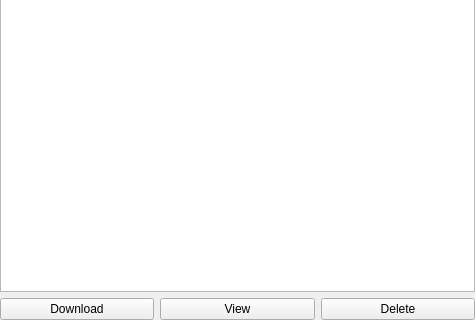
This is src/brickv/plugin_system/plugins/red/ui/program_info_logs.ui in Tinkerforge/brickv as Qt 5 draws it before an edit; both pictures show x 0 to 475 and y 169 to 489 of the 475 by 489 pixel window. The edited form follows.
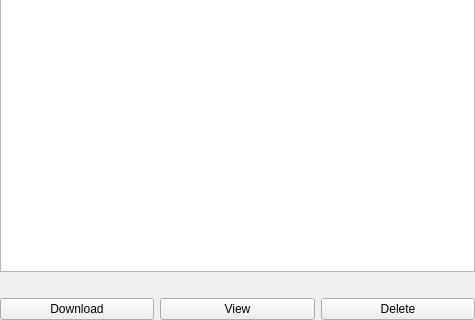
This is the edited form.

Commit message:
red-brick/pi: Improve error reporting of logs and files listing scripts
Also report the list of logs in a more compact format and stop storing
the filename in the third treeview column.

Diff of the .ui file:
```diff
--- a/src/brickv/plugin_system/plugins/red/ui/program_info_logs.ui
+++ b/src/brickv/plugin_system/plugins/red/ui/program_info_logs.ui
@@ -38,27 +38,37 @@
        </property>
       </widget>
      </item>
-     <item row="1" column="0">
+     <item row="2" column="0">
       <widget class="QPushButton" name="button_download_logs">
        <property name="text">
         <string>Download</string>
        </property>
       </widget>
      </item>
-     <item row="1" column="2">
+     <item row="2" column="2">
       <widget class="QPushButton" name="button_delete_logs">
        <property name="text">
         <string>Delete</string>
        </property>
       </widget>
      </item>
-     <item row="1" column="1">
+     <item row="2" column="1">
       <widget class="QPushButton" name="button_view_log">
        <property name="text">
         <string>View</string>
        </property>
       </widget>
      </item>
+     <item row="1" column="0" colspan="3">
+      <widget class="QLabel" name="label_error">
+       <property name="text">
+        <string>&lt;error&gt;</string>
+       </property>
+       <property name="wordWrap">
+        <bool>true</bool>
+       </property>
+      </widget>
+     </item>
     </layout>
    </item>
   </layout>
```
The commit also changes 6 other files.
